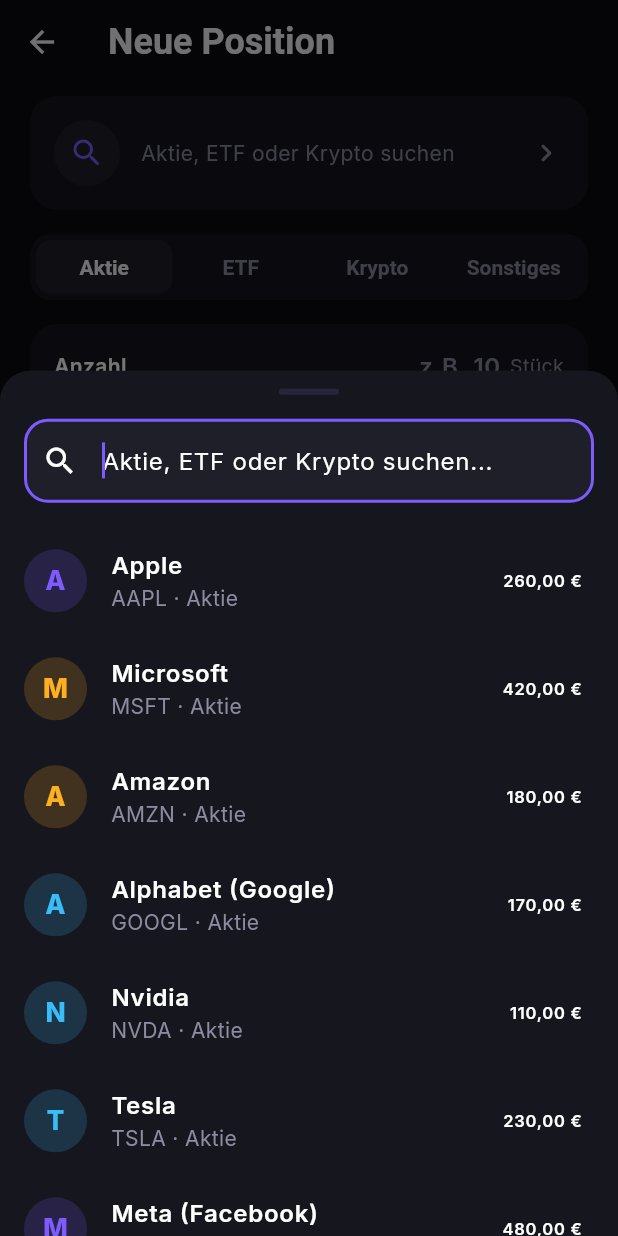
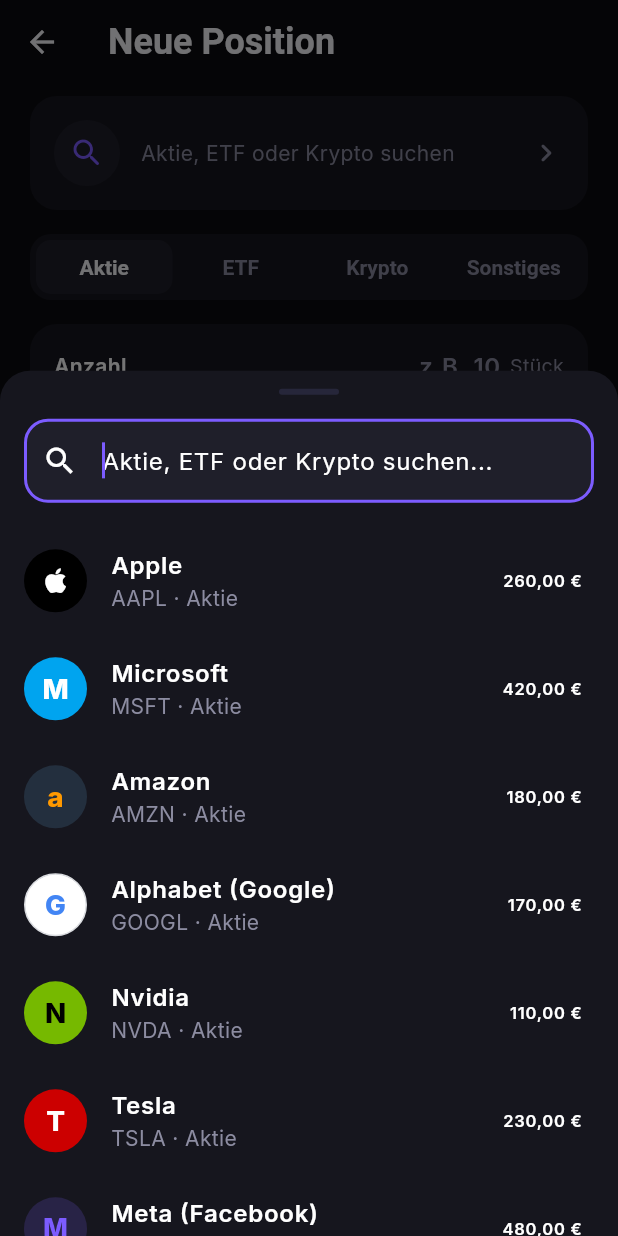
Before and after one commit to LuisFrenkler/budget-buddy, a Flutter app: the AddHoldingScreen screen opened directly, after a tap on "Aktie, ETF oder Krypto suchen", on a phone screen of 412 x 824 dp. Run offline on Flutter 3.47's test engine with Material 3 defaults, Android fonts, the phone set to English and light mode, and no system bars; our stand-ins replace file_picker, flutter_local_notifications, flutter_secure_storage, hive, hive_flutter, local_auth and 2 more; missing offline and left inert: dart:html; accounts and stored records are empty.

Commit message:
Brand and category colours in every list, pull to refresh on the start screen
- Known merchants and instruments get a monogram in their brand colour,
  everything else a category icon in the category's colour
- Depot positions use the same colour as their slice in the allocation chart
- Bank balance shows the change in euros only, no percentage
- Start screen: pull down to fetch new bookings and prices
- Buddy suggestions are a swipeable row with the full questions

```diff
--- a/lib/screens/account_screen.dart
+++ b/lib/screens/account_screen.dart
@@ -102,6 +102,7 @@
                             period: _periods[_range]!,
                             scrub: _scrub,
                             startDate: points.isEmpty ? null : points.first.date,
+                            showPercent: false,
                           ),
                           const SizedBox(height: 16),
                           InteractiveChart(points: points, onScrub: (p) => setState(() => _scrub = p)),
--- a/lib/screens/contracts_screen.dart
+++ b/lib/screens/contracts_screen.dart
@@ -92,7 +92,7 @@
       child: Padding(
         padding: const EdgeInsets.fromLTRB(14, 12, 16, 12),
         child: Row(children: [
-          CategoryAvatar(c.category, isIncome: false),
+          CategoryAvatar(c.category, isIncome: false, merchant: c.name),
           const SizedBox(width: 14),
           Expanded(
             child: Column(crossAxisAlignment: CrossAxisAlignment.start, children: [
--- a/lib/screens/recurring_screen.dart
+++ b/lib/screens/recurring_screen.dart
@@ -141,7 +141,7 @@
           padding: const EdgeInsets.fromLTRB(14, 10, 6, 10),
           child: Row(
             children: [
-              CategoryAvatar(r.category, isIncome: r.isIncome),
+              CategoryAvatar(r.category, isIncome: r.isIncome, merchant: r.note),
               const SizedBox(width: 14),
               Expanded(
                 child: Column(
--- a/lib/screens/smart_entry_sheet.dart
+++ b/lib/screens/smart_entry_sheet.dart
@@ -204,7 +204,7 @@
         border: Border.all(color: AppColors.primary.withValues(alpha: 0.5)),
       ),
       child: Row(children: [
-        CategoryAvatar(b.category, isIncome: b.isIncome),
+        CategoryAvatar(b.category, isIncome: b.isIncome, merchant: b.note),
         const SizedBox(width: 14),
         Expanded(
           child: Column(crossAxisAlignment: CrossAxisAlignment.start, children: [
--- a/lib/screens/transaction_screen.dart
+++ b/lib/screens/transaction_screen.dart
@@ -46,7 +46,7 @@
           body: ListView(
             padding: const EdgeInsets.fromLTRB(20, 0, 20, 32),
             children: [
-              Center(child: CategoryAvatar(tx.category, isIncome: tx.isIncome, size: 64)),
+              Center(child: CategoryAvatar(tx.category, isIncome: tx.isIncome, size: 64, merchant: tx.note)),
               const SizedBox(height: 14),
               Text(title,
                   textAlign: TextAlign.center, style: const TextStyle(fontSize: 18, fontWeight: FontWeight.w600)),
--- /dev/null
+++ b/lib/utils/brands.dart
@@ -0,0 +1,102 @@
+import 'package:flutter/material.dart';
+
+// Well-known merchants and instruments, recognised from a booking note or a
+// holding name, shown as a monogram in the brand's colour (no logos), so a
+// list reads at a glance like in a banking app.
+class Brand {
+  final String mark; // one to three characters
+  final Color background;
+  final Color foreground;
+  const Brand(this.mark, this.background, [this.foreground = Colors.white]);
+}
+
+class Brands {
+  // lower-case pattern -> brand; the first match wins, so longer names first
+  static const _list = <(String, Brand)>[
+    ('lieferando', Brand('L', Color(0xFFFF8000))),
+    ('netflix', Brand('N', Color(0xFFE50914))),
+    ('spotify', Brand('S', Color(0xFF1DB954), Colors.black)),
+    ('disney', Brand('D+', Color(0xFF113CCF))),
+    ('youtube', Brand('▶', Color(0xFFFF0000))),
+    ('amazon', Brand('a', Color(0xFF232F3E), Color(0xFFFF9900))),
+    ('zalando', Brand('Z', Color(0xFFFF6900))),
+    ('aldi süd', Brand('A', Color(0xFF00005F), Color(0xFFF7B500))),
+    ('aldi', Brand('A', Color(0xFF00005F), Color(0xFFF7B500))),
+    ('lidl', Brand('L', Color(0xFF0050AA), Color(0xFFFFF000))),
+    ('rewe', Brand('R', Color(0xFFCC071E))),
+    ('edeka', Brand('E', Color(0xFFFFD400), Color(0xFF1C3F94))),
+    ('penny', Brand('P', Color(0xFFCD1414))),
+    ('kaufland', Brand('K', Color(0xFFE10915))),
+    ('netto', Brand('N', Color(0xFFFFE500), Color(0xFFE2001A))),
+    ('rossmann', Brand('R', Color(0xFFC3002D))),
+    ('ikea', Brand('I', Color(0xFF0058A3), Color(0xFFFFDB00))),
+    ('h&m', Brand('H&M', Color(0xFFE50010))),
+    ('starbucks', Brand('S', Color(0xFF00704A))),
+    ('mcdonald', Brand('M', Color(0xFFDA291C), Color(0xFFFFC72C))),
+    ('burger king', Brand('BK', Color(0xFFD62300), Color(0xFFF5EBDC))),
+    ('deutsche bahn', Brand('DB', Color(0xFFEC0016))),
+    ('db ', Brand('DB', Color(0xFFEC0016))),
+    ('uber', Brand('U', Color(0xFF000000))),
+    ('bolt', Brand('B', Color(0xFF34D186), Colors.black)),
+    ('shell', Brand('S', Color(0xFFFFD500), Color(0xFFDD1D21))),
+    ('aral', Brand('A', Color(0xFF0063AE))),
+    ('paypal', Brand('P', Color(0xFF003087))),
+    ('apple', Brand('', Color(0xFF000000))),
+    ('google', Brand('G', Color(0xFFFFFFFF), Color(0xFF4285F4))),
+    ('microsoft', Brand('M', Color(0xFF00A4EF))),
+    ('telekom', Brand('T', Color(0xFFE20074))),
+    ('vodafone', Brand('V', Color(0xFFE60000))),
+    ('o2', Brand('O₂', Color(0xFF0019A5))),
+    ('bitcoin', Brand('₿', Color(0xFFF7931A))),
+    ('ethereum', Brand('Ξ', Color(0xFF627EEA))),
+    ('solana', Brand('S', Color(0xFF14F195), Colors.black)),
+    ('ishares', Brand('iS', Color(0xFF000000))),
+    ('vanguard', Brand('V', Color(0xFF96151D))),
+    ('xtrackers', Brand('X', Color(0xFF00205B))),
+    ('tesla', Brand('T', Color(0xFFCC0000))),
+    ('nvidia', Brand('N', Color(0xFF76B900), Colors.black)),
+  ];
+
+  static Brand? of(String? name) {
+    final n = ' ${name?.toLowerCase().trim() ?? ''} ';
+    if (n.trim().isEmpty) return null;
+    for (final (pattern, brand) in _list) {
+      if (n.contains(pattern)) return brand;
+    }
+    return null;
+  }
+}
+
+class BrandAvatar extends StatelessWidget {
+  final Brand brand;
+  final double size;
+  const BrandAvatar(this.brand, {super.key, this.size = 42});
+
+  @override
+  Widget build(BuildContext context) {
+    final light = brand.background.computeLuminance() > 0.8;
+    return Container(
+      width: size,
+      height: size,
+      alignment: Alignment.center,
+      decoration: BoxDecoration(
+        color: brand.background,
+        shape: BoxShape.circle,
+        border: light ? Border.all(color: const Color(0xFFDADCE0)) : null,
+      ),
+      child: brand.mark.isEmpty
+          ? Icon(Icons.apple, color: brand.foreground, size: size * 0.52)
+          : Text(
+              brand.mark,
+              maxLines: 1,
+              style: TextStyle(
+                color: brand.foreground,
+                fontWeight: FontWeight.w900,
+                fontSize: size * (brand.mark.length > 2 ? 0.28 : brand.mark.length == 2 ? 0.34 : 0.44),
+                letterSpacing: -0.5,
+                height: 1,
+              ),
+            ),
+    );
+  }
+}
--- a/lib/widgets/instrument_avatar.dart
+++ b/lib/widgets/instrument_avatar.dart
@@ -1,4 +1,5 @@
 import 'package:flutter/material.dart';
+import '../utils/brands.dart';
 import '../utils/theme.dart';
 
 // Round avatar with the first letter of a stock, ETF or coin on a color that
@@ -6,11 +7,14 @@
 class InstrumentAvatar extends StatelessWidget {
   final String name;
   final double size;
+  final Color? color; // e.g. the slice colour in the allocation chart
 
-  const InstrumentAvatar(this.name, {super.key, this.size = 42});
+  const InstrumentAvatar(this.name, {super.key, this.size = 42, this.color});
 
   @override
   Widget build(BuildContext context) {
+    final brand = Brands.of(name);
+    if (brand != null && this.color == null) return BrandAvatar(brand, size: size);
     final trimmed = name.trim();
     final letter = trimmed.isEmpty ? '?' : trimmed[0].toUpperCase();
     // stable color per name (String.hashCode is not stable across runs)
@@ -18,7 +22,7 @@
     for (final c in trimmed.codeUnits) {
       hash = (hash * 31 + c) & 0x7fffffff;
     }
-    final color = AppColors.chart[hash % AppColors.chart.length];
+    final color = this.color ?? AppColors.chart[hash % AppColors.chart.length];
     return Container(
       width: size,
       height: size,
--- a/lib/widgets/interactive_chart.dart
+++ b/lib/widgets/interactive_chart.dart
@@ -247,6 +247,8 @@
   final ChartPoint? scrub;
   // first day of the shown range, named while scrubbing ("seit 26. Sep.")
   final DateTime? startDate;
+  // a percentage means little for a bank balance, so it can be left out
+  final bool showPercent;
 
   const ChartHeader({
     super.key,
@@ -256,6 +258,7 @@
     required this.period,
     this.scrub,
     this.startDate,
+    this.showPercent = true,
   });
 
   @override
@@ -268,7 +271,7 @@
       animate: scrub == null,
       below: ChangeLabel(
         cents: change,
-        percent: startCents > 0 ? change / startCents * 100 : null,
+        percent: showPercent && startCents > 0 ? change / startCents * 100 : null,
         suffix: scrub == null ? period : (startDate != null ? 'seit ${Dates.dayMonth(startDate!)}' : null),
       ),
     );
--- a/lib/widgets/tx_row.dart
+++ b/lib/widgets/tx_row.dart
@@ -30,7 +30,7 @@
         padding: const EdgeInsets.symmetric(vertical: 10),
         child: Row(
           children: [
-            CategoryAvatar(tx.category, isIncome: tx.isIncome),
+            CategoryAvatar(tx.category, isIncome: tx.isIncome, merchant: tx.note),
             const SizedBox(width: 14),
             Expanded(
               child: Column(
```
Also changed, not shown: lib/screens/buddy_screen.dart (+14 -17 lines), lib/screens/depot_screen.dart (+5 -3 lines), lib/screens/overview_screen.dart (+29 -1 lines), lib/utils/theme.dart (+17 -0 lines), lib/widgets/big_number.dart (+11 -7 lines), 1 other file.
